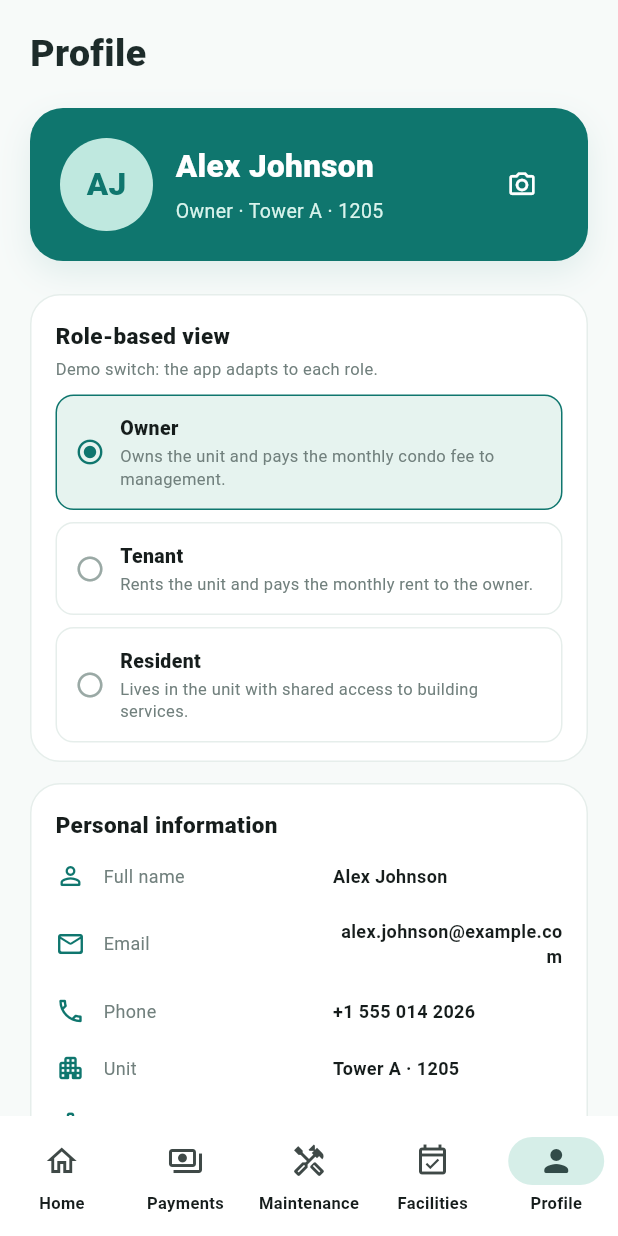
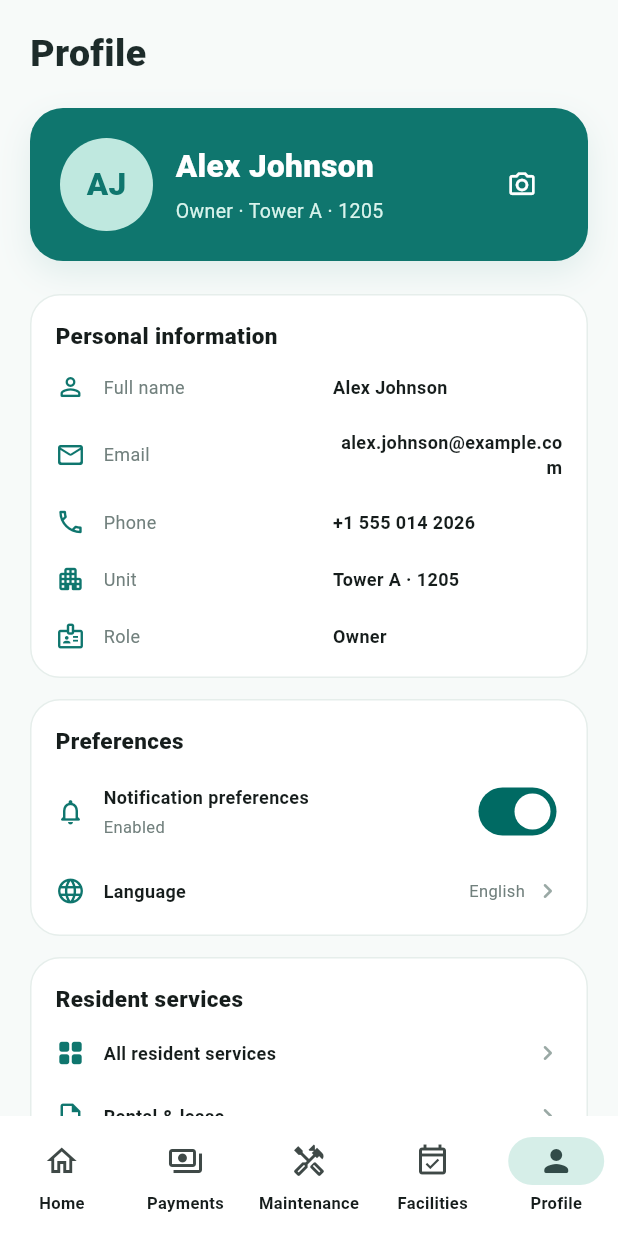
Before and after one commit to winthein126asiamatrix-creator/Resident-Condo, a Flutter app: the screen it shows after launch, item 5 of the bottom bar chosen, on a phone screen of 412 x 824 dp. Run offline on Flutter 3.47's test engine with Material 3 defaults, Android fonts, the phone set to English and light mode, and no system bars; our stand-ins replace get; accounts and stored records are empty.

Commit message:
push for bugs fixs

```diff
--- a/lib/features/payments/domain/entities/invoice.dart
+++ b/lib/features/payments/domain/entities/invoice.dart
@@ -6,7 +6,7 @@ extension InvoiceStatusLabel on InvoiceStatus {
       case InvoiceStatus.paid:
         return 'Paid';
       case InvoiceStatus.partiallyPaid:
-        return 'Part paid';
+        return 'Partial';
       case InvoiceStatus.pending:
         return 'Pending';
       case InvoiceStatus.overdue:
--- a/lib/features/payments/presentation/widgets/payment_status_badge.dart
+++ b/lib/features/payments/presentation/widgets/payment_status_badge.dart
@@ -11,7 +11,7 @@ class PaymentStatusBadge extends StatelessWidget {
   Widget build(BuildContext context) {
     final (label, color) = switch (status) {
       InvoiceStatus.paid => ('Paid', const Color(0xFF087F5B)),
-      InvoiceStatus.partiallyPaid => ('Part paid', const Color(0xFFB45309)),
+      InvoiceStatus.partiallyPaid => ('Partial', const Color(0xFFB45309)),
       InvoiceStatus.pending => ('Pending', const Color(0xFFB45309)),
       InvoiceStatus.overdue => ('Overdue', const Color(0xFFC2410C)),
       InvoiceStatus.unpaid => ('Unpaid', const Color(0xFF9A5B13)),
--- a/lib/features/profile/presentation/pages/profile_page.dart
+++ b/lib/features/profile/presentation/pages/profile_page.dart
@@ -119,17 +119,17 @@ class ProfilePage extends GetView<ProfileController> {
                 const SizedBox(height: 18),
                 _ProfileHero(profile: profile),
                 const SizedBox(height: 22),
-                _SectionCard(
-                  title: 'Role-based view',
-                  subtitle: 'Demo switch: the app adapts to each role.',
-                  children: [
-                    _RoleSelector(
-                      selected: role,
-                      onChanged: (next) => _applyRole(next),
-                    ),
-                  ],
-                ),
-                const SizedBox(height: 14),
+                // _SectionCard(
+                //   title: 'Role-based view',
+                //   subtitle: 'Demo switch: the app adapts to each role.',
+                //   children: [
+                //     _RoleSelector(
+                //       selected: role,
+                //       onChanged: (next) => _applyRole(next),
+                //     ),
+                //   ],
+                // ),
+                // const SizedBox(height: 14),
                 _SectionCard(
                   title: 'Personal information',
                   children: [
```
